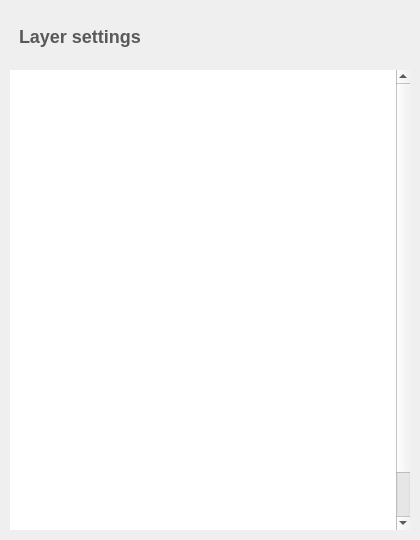
The window that library/tulip-gui/designer/SceneLayersConfigWidget.ui (Tulip-Dev/tulip) describes before a commit, drawn with Qt 5.
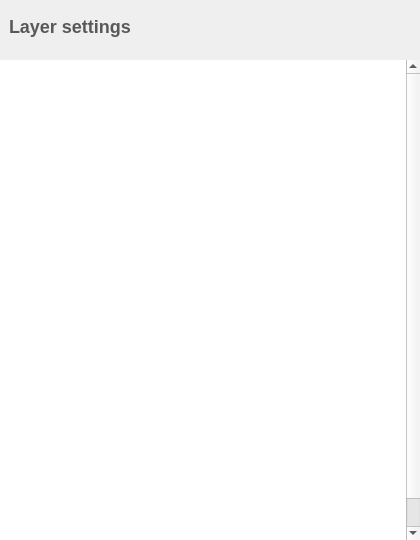
The same window after the commit. Icons and pictures are not drawn.

The edit to the form file:
```diff
--- a/library/tulip-gui/designer/SceneLayersConfigWidget.ui
+++ b/library/tulip-gui/designer/SceneLayersConfigWidget.ui
@@ -81,8 +81,17 @@
 }</string>
   </property>
   <layout class="QVBoxLayout" name="verticalLayout">
-   <property name="margin">
-    <number>10</number>
+   <property name="leftMargin">
+    <number>0</number>
+   </property>
+   <property name="topMargin">
+    <number>0</number>
+   </property>
+   <property name="rightMargin">
+    <number>0</number>
+   </property>
+   <property name="bottomMargin">
+    <number>0</number>
    </property>
    <item>
      <widget class="QFrame" name="horizontalFrame_2">
```
Left out of the diff: 4 changed lines with no effect on the pictures. Lines whose indentation alone changed are shown as unchanged.
